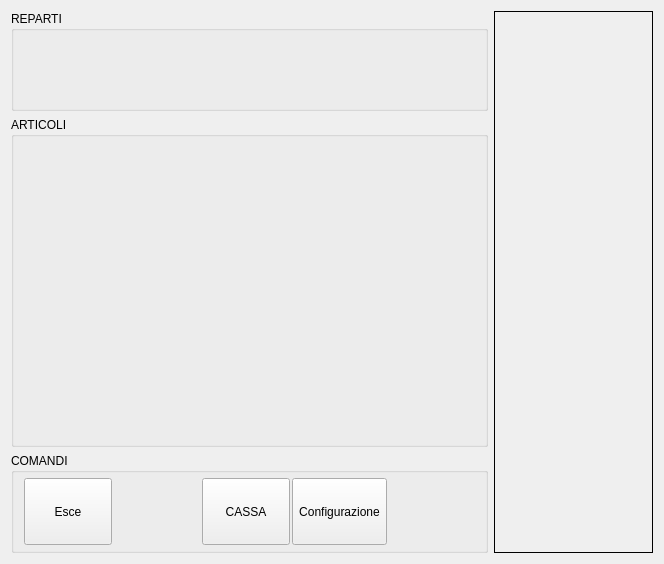
Before: the Qt Designer form src/mainwindow.ui in mtonin/gestcassa, drawn with Qt 5.
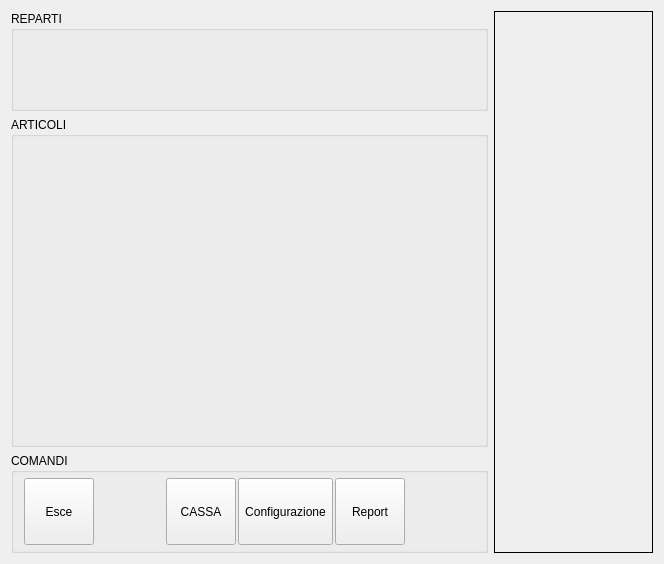
After: the same form once the commit is applied. Icons and pictures are not drawn.

Commit message: - aggiunto funzione stampa report

```diff
--- a/src/mainwindow.ui
+++ b/src/mainwindow.ui
@@ -271,6 +271,41 @@
             </property>
            </widget>
           </item>
+          <item>
+           <widget class="QToolButton" name="configurazioneBtn_2">
+            <property name="sizePolicy">
+             <sizepolicy hsizetype="Expanding" vsizetype="Expanding">
+              <horstretch>0</horstretch>
+              <verstretch>0</verstretch>
+             </sizepolicy>
+            </property>
+            <property name="maximumSize">
+             <size>
+              <width>100</width>
+              <height>100</height>
+             </size>
+            </property>
+            <property name="text">
+             <string>Report</string>
+            </property>
+            <property name="icon">
+             <iconset resource="risorse.qrc">
+              <normaloff>:/GestCassa/report</normaloff>:/GestCassa/report</iconset>
+            </property>
+            <property name="iconSize">
+             <size>
+              <width>48</width>
+              <height>48</height>
+             </size>
+            </property>
+            <property name="autoExclusive">
+             <bool>false</bool>
+            </property>
+            <property name="toolButtonStyle">
+             <enum>Qt::ToolButtonTextUnderIcon</enum>
+            </property>
+           </widget>
+          </item>
           <item>
            <spacer name="horizontalSpacer">
             <property name="orientation">
```
The commit also changes 9 other files.
